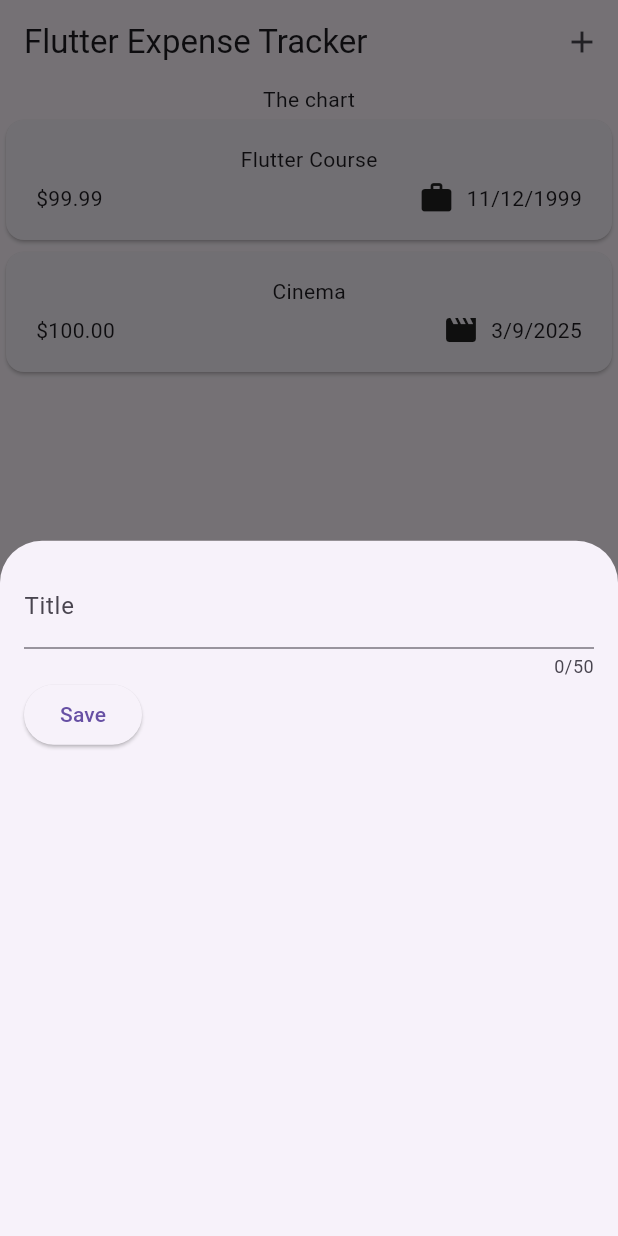
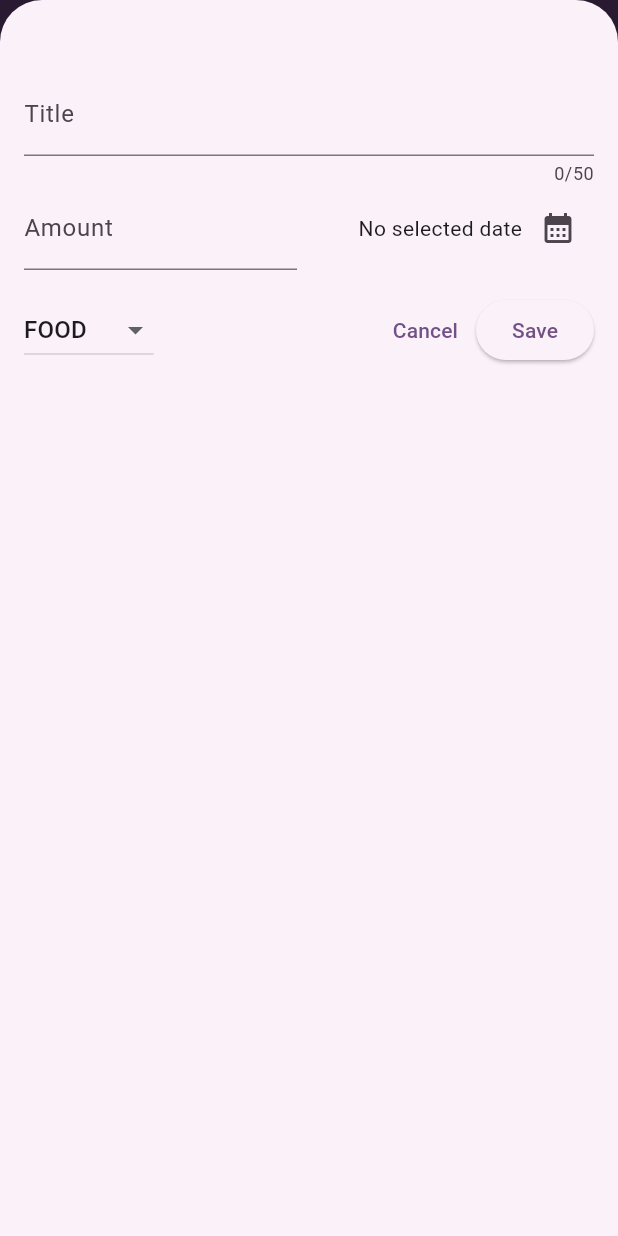
Before and after one commit to quanxutk1/flutter, a Flutter app: the screen it shows after launch, after a tap on the "add" icon, on a phone screen of 412 x 824 dp. Run offline on Flutter 3.47's test engine with Material 3 defaults, Android fonts, the phone set to English and light mode, and no system bars.

Commit message:
App theme

```diff
--- a/lib/models/expenses.dart
+++ b/lib/models/expenses.dart
@@ -28,13 +28,51 @@ class _ExpensesState extends State<Expenses> {
   ];
   void _openAddExpenseOverlay() {
     showModalBottomSheet(
+      isScrollControlled: true,
       context: context,
-      builder: (ctx) => NewExpense(),
+      builder: (ctx) => NewExpense(
+        onAddExpense: _addExpense,
+      ),
     );
+  }
+
+  void _addExpense(Expense expense) {
+    setState(() {
+      _registerExpense.add(expense);
+    });
+  }
+
+  void _removeExpense(Expense expense) {
+    final _expenseIndex = _registerExpense.indexOf(expense);
+
+    setState(() {
+      _registerExpense.remove(expense);
+    });
+    ScaffoldMessenger.of(context).clearSnackBars();
+    ScaffoldMessenger.of(context).showSnackBar(SnackBar(
+      duration: Duration(seconds: 3),
+      content: const Text('Expense deleted'),
+      action: SnackBarAction(
+          label: 'Undo',
+          onPressed: () {
+            setState(() {
+              _registerExpense.insert(_expenseIndex, expense);
+            });
+          }),
+    ));
   }
 
   @override
   Widget build(BuildContext context) {
+    Widget maimContent = Center(
+      child: Text('No expense to show'),
+    );
+    if (_registerExpense.isNotEmpty) {
+      maimContent = ExpensesList(
+        expenses: _registerExpense,
+        onRemoveExpense: _removeExpense,
+      );
+    }
     return Scaffold(
       appBar: AppBar(
         title: Text('Flutter Expense Tracker'),
@@ -49,7 +87,7 @@ class _ExpensesState extends State<Expenses> {
         children: [
           // Add toolbar => Row()
           const Text('The chart'),
-          Expanded(child: ExpensesList(expenses: _registerExpense)),
+          Expanded(child: maimContent),
         ],
       ),
     );
--- a/lib/models/main.dart
+++ b/lib/models/main.dart
@@ -1,10 +1,24 @@
 import 'package:flutter/material.dart';
 import 'package:my_app/models/expenses.dart';
 
+var kColorScheme =
+    ColorScheme.fromSeed(seedColor: Color.fromARGB(255, 96, 59, 118));
 void main() {
   runApp(
     MaterialApp(
-      theme: ThemeData(useMaterial3: true),
+      theme: ThemeData().copyWith(
+          useMaterial3: true,
+          colorScheme: kColorScheme,
+          appBarTheme: AppBarTheme().copyWith(
+            backgroundColor: kColorScheme.onPrimaryContainer,
+            foregroundColor: kColorScheme.primaryContainer,
+          ),
+          cardTheme: CardTheme().copyWith(
+              color: kColorScheme.secondaryContainer,
+              margin: EdgeInsets.symmetric(
+                horizontal: 16,
+                vertical: 8,
+              ))),
       home: Expenses(),
     ),
   );
--- a/lib/widgets/expense_list/expenses_list.dart
+++ b/lib/widgets/expense_list/expenses_list.dart
@@ -3,14 +3,25 @@ import 'package:my_app/class/expense.dart';
 import 'package:my_app/widgets/expense_list/expense_item.dart';
 
 class ExpensesList extends StatelessWidget {
-  const ExpensesList({super.key, required this.expenses});
+  const ExpensesList({
+    super.key,
+    required this.expenses,
+    required this.onRemoveExpense,
+  });
 
   final List<Expense> expenses;
+  final void Function(Expense expense) onRemoveExpense;
   @override
   Widget build(BuildContext context) {
     return ListView.builder(
       itemCount: expenses.length,
-      itemBuilder: (context, index) => ExpenseItem(expenses[index]),
+      itemBuilder: (context, index) => Dismissible(
+        key: ValueKey(expenses[index]),
+        onDismissed: (direction) {
+          onRemoveExpense(expenses[index]);
+        },
+        child: ExpenseItem(expenses[index]),
+      ),
     );
   }
 }
--- a/lib/widgets/new_expense.dart
+++ b/lib/widgets/new_expense.dart
@@ -1,7 +1,14 @@
 import 'package:flutter/material.dart';
+import 'package:intl/intl.dart';
+
+import '../class/expense.dart';
+
+final formater = DateFormat.yMd();
 
 class NewExpense extends StatefulWidget {
-  const NewExpense({super.key});
+  const NewExpense({super.key, required this.onAddExpense});
+
+  final void Function(Expense expense) onAddExpense;
   @override
   State<NewExpense> createState() {
     return _NewExpenseState();
@@ -9,22 +16,73 @@ class NewExpense extends StatefulWidget {
 }
 
 class _NewExpenseState extends State<NewExpense> {
-  var _enteredText = '';
-  void _saveTitleInput(String inputValue) {
-    _enteredText = inputValue;
+  // var _enteredText = '';
+  // void _saveTitleInput(String inputValue) {
+  //   _enteredText = inputValue;
+  // }
+
+  final _titleController = TextEditingController();
+  final _amountController = TextEditingController();
+  DateTime? _selectedDate;
+  Category _selectedCategory = Category.food;
+
+  void _presentDate() async {
+    final now = DateTime.now();
+    final firstDate = DateTime(now.year - 1, now.month, 1);
+    //final lastDate = DateTime(now.year + 1, now.month, 1);
+    final pickDate = await showDatePicker(
+      context: context,
+      firstDate: firstDate,
+      lastDate: now,
+    );
+    setState(() {
+      _selectedDate = pickDate;
+    });
   }
 
-  final _titleController = TextEditingController();
+  void _saveExpenseData() {
+    final _entertedAmount = double.tryParse(_amountController.text);
+    final _amountIsInvalid = _entertedAmount == null || _entertedAmount <= 0;
+    if (_titleController.text.trim().isEmpty ||
+        _amountIsInvalid ||
+        _selectedDate == null) {
+      showDialog(
+          context: context,
+          builder: (ctx) => AlertDialog(
+                title: const Text('Error'),
+                content: const Text(
+                  'Please fill in all required fields and ensure the amount is positive.',
+                ),
+                actions: [
+                  TextButton(
+                    child: const Text('OK'),
+                    onPressed: () {
+                      Navigator.pop(context);
+                    },
+                  ),
+                ],
+              ));
+      return;
+    }
+    widget.onAddExpense(Expense(
+        title: _titleController.text,
+        amount: _entertedAmount,
+        date: _selectedDate!,
+        category: _selectedCategory));
+    Navigator.pop(context);
+  }
+
   @override
   void dispose() {
     _titleController.dispose();
+    _amountController.dispose();
     super.dispose();
   }
 
   @override
   Widget build(BuildContext context) {
     return Padding(
-      padding: const EdgeInsets.all(16),
+      padding: const EdgeInsets.fromLTRB(16, 48, 16, 16),
       child: Column(
         children: [
           TextField(
@@ -37,10 +95,70 @@ class _NewExpenseState extends State<NewExpense> {
           ),
           Row(
             children: [
+              Expanded(
+                child: TextField(
+                  //onChanged: _saveTitleInput,
+                  controller: _amountController,
+                  keyboardType: TextInputType.number,
+                  decoration: const InputDecoration(
+                    prefixText: '\$',
+                    label: Text('Amount'),
+                  ),
+                ),
+              ),
+              SizedBox(
+                width: 16,
+              ),
+              Expanded(
+                child: Row(
+                  mainAxisAlignment: MainAxisAlignment.end,
+                  crossAxisAlignment: CrossAxisAlignment.center,
+                  children: [
+                    Text(
+                      _selectedDate == null
+                          ? 'No selected date'
+                          : formater.format(_selectedDate!),
+                    ),
+                    IconButton(
+                        onPressed: _presentDate,
+                        icon: const Icon(Icons.calendar_month))
+                  ],
+                ),
+              )
+            ],
+          ),
+          const SizedBox(
+            height: 16,
+          ),
+          Row(
+            children: [
+              DropdownButton(
+                value: _selectedCategory,
+                items: Category.values
+                    .map((category) => DropdownMenuItem(
+                        value: category,
+                        child: Text(
+                          category.name.toUpperCase(),
+                        )))
+                    .toList(),
+                onChanged: (value) {
+                  if (value == null) {
+                    return;
+                  }
+                  setState(() {
+                    _selectedCategory = value;
+                  });
+                },
+              ),
+              const Spacer(),
+              TextButton(
+                onPressed: () {
+                  Navigator.pop(context);
+                },
+                child: const Text('Cancel'),
+              ),
               ElevatedButton(
-                onPressed: () {
-                  print(_titleController.text);
-                },
+                onPressed: _saveExpenseData,
                 child: Text('Save'),
               ),
             ],
```
